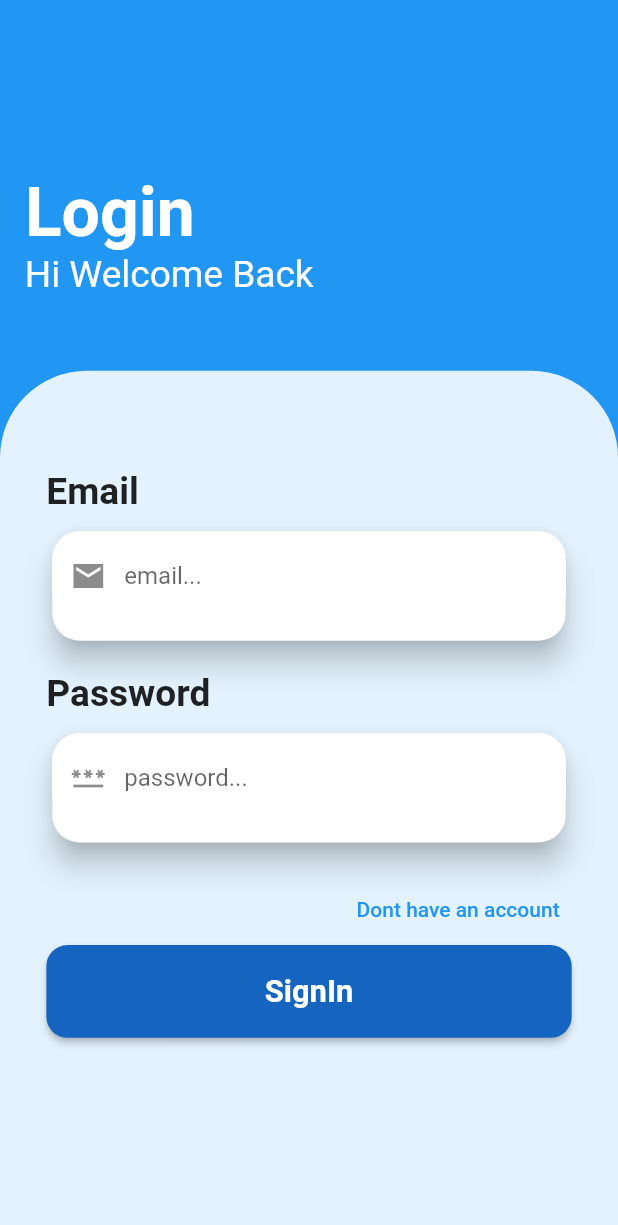
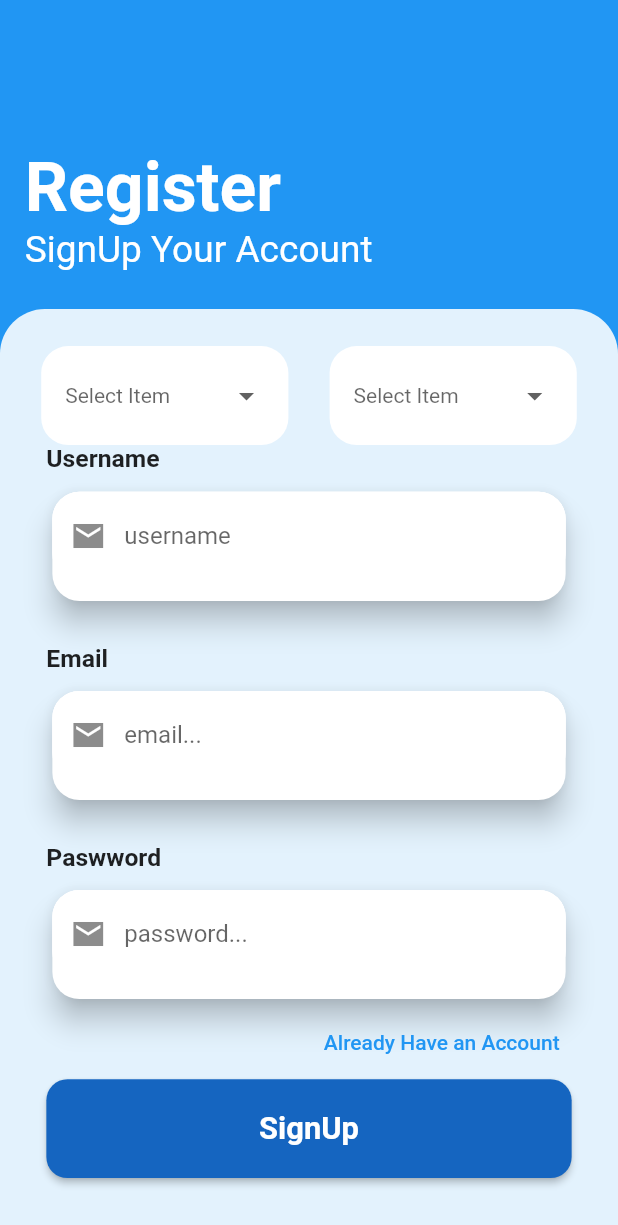
Before and after one commit to NgunganDev/Attedance-Beta, a Flutter app: the screen it shows after launch, after a tap on "Dont have an account", on a phone screen of 412 x 824 dp. Shown: the top 1225 px of the screen. Run offline on Flutter 3.47's test engine with Material 2 defaults, Android fonts, the phone set to English and light mode, and no system bars; drawn by our look-alikes of dropdown_button2; our stand-ins replace firebase_core, flutter_riverpod; accounts and stored records are empty.

Commit message:
new<feat>(unk)=>update

```diff
--- /dev/null
+++ b/lib/all_method/method_firebase.dart
@@ -0,0 +1,7 @@
+
+
+// import 'package:cloud_firestore/cloud_firestore.dart';
+
+class MethodFirebase {
+  // CollectionReference ref = Firebase
+}
--- a/lib/auth_page/login_page.dart
+++ b/lib/auth_page/login_page.dart
@@ -1,19 +1,24 @@
 import 'package:attedancebeta/color/color_const.dart';
+import 'package:attedancebeta/state/state_manage.dart';
 import 'package:attedancebeta/widget_control/button_control.dart';
 import 'package:attedancebeta/widget_control/form_control.dart';
 import 'package:flutter/material.dart';
+import 'package:flutter_riverpod/flutter_riverpod.dart';
 
-class LoginPage extends StatefulWidget {
+class LoginPage extends ConsumerStatefulWidget {
   const LoginPage({super.key});
 
   @override
-  State<LoginPage> createState() => _LoginPageState();
+  ConsumerState<LoginPage> createState() => _LoginPageState();
 }
 
-class _LoginPageState extends State<LoginPage> {
+class _LoginPageState extends ConsumerState<LoginPage> {
+    StateManage statemanage = StateManage();
   final _controlemail = TextEditingController();
+  final _controlpassword = TextEditingController();
   @override
   Widget build(BuildContext context) {
+    final watchit = ref.watch(statemanage.statepage);
     final size = MediaQuery.sizeOf(context);
     return SingleChildScrollView(
       child: Container(
@@ -120,7 +125,7 @@ class _LoginPageState extends State<LoginPage> {
                               widths: size.width * 0.85,
                               heights: size.height * 0.098,
                               hint: 'password...',
-                              controlit: _controlemail,
+                              controlit: _controlpassword,
                               icon: Icons.password_sharp),
                         ],
                       ),
@@ -132,11 +137,15 @@ class _LoginPageState extends State<LoginPage> {
                         child: Row(
                           mainAxisAlignment: MainAxisAlignment.end,
                           children: [
-                            TextButton(onPressed: (){
-
-                            }, child: const Text('Dont have an account', style: TextStyle(
-                              fontStyle: FontStyle.normal
-                            ),))
+                            TextButton(
+                                onPressed: () {
+                                  ref.read(stateauth.notifier).update((state) => 1);
+                                  print(watchit);
+                                },
+                                child: const Text(
+                                  'Dont have an account',
+                                  style: TextStyle(fontStyle: FontStyle.normal),
+                                ))
                           ],
                         ),
                       ),
@@ -145,8 +154,7 @@ class _LoginPageState extends State<LoginPage> {
                           colorbg: ColorUse.colorBf,
                           heights: size.height * 0.075,
                           text: 'SignIn',
-                          action: (){
-                          },
+                          action: () {},
                           size: size)
                     ],
                   ),
--- /dev/null
+++ b/lib/auth_page/register_page.dart
@@ -0,0 +1,275 @@
+import 'package:attedancebeta/color/color_const.dart';
+import 'package:attedancebeta/state/state_manage.dart';
+import 'package:attedancebeta/widget_control/button_control.dart';
+import 'package:dropdown_button2/dropdown_button2.dart';
+import 'package:flutter/material.dart';
+import 'package:flutter_riverpod/flutter_riverpod.dart';
+
+import '../widget_control/form_control.dart';
+
+class RegisterPage extends ConsumerStatefulWidget {
+  const RegisterPage({super.key});
+
+  @override
+  ConsumerState<RegisterPage> createState() => _RegisterPageState();
+}
+
+class _RegisterPageState extends ConsumerState<RegisterPage> {
+  final _controluser = TextEditingController();
+  final _controlemails = TextEditingController();
+  final _controlpasswords = TextEditingController();
+  final items = ['Admin', 'User'];
+  String? selectedValue;
+  @override
+  Widget build(BuildContext context) {
+    final size = MediaQuery.sizeOf(context);
+    return SingleChildScrollView(
+      child: Container(
+        width: size.width,
+        height: size.height,
+        color: ColorUse.mainBg,
+        child: Stack(
+          children: [
+            Positioned(
+              top: size.height * 0.03,
+              child: Container(
+                padding: EdgeInsets.symmetric(
+                    vertical: size.height * 0.04,
+                    horizontal: size.width * 0.04),
+                width: size.width,
+                height: size.height * 0.25,
+                child: SingleChildScrollView(
+                  child: Column(
+                    mainAxisAlignment: MainAxisAlignment.spaceEvenly,
+                    crossAxisAlignment: CrossAxisAlignment.start,
+                    children: [
+                      SizedBox(
+                        height: size.height * 0.05,
+                      ),
+                      Text(
+                        'Register',
+                        style: TextStyle(
+                            fontSize: size.height * 0.055,
+                            fontWeight: FontWeight.w600,
+                            color: ColorUse.colorText),
+                      ),
+                      Text(
+                        'SignUp Your Account',
+                        style: TextStyle(
+                            fontSize: size.height * 0.03,
+                            fontWeight: FontWeight.w400,
+                            color: ColorUse.colorText),
+                      )
+                    ],
+                  ),
+                ),
+              ),
+            ),
+            Column(
+              mainAxisAlignment: MainAxisAlignment.end,
+              children: [
+                Container(
+                  decoration: BoxDecoration(
+                      color: ColorUse.colorAf,
+                      borderRadius: BorderRadius.only(
+                          topLeft: Radius.circular(30),
+                          topRight: Radius.circular(30))),
+                  width: size.width,
+                  height: size.height * 0.75,
+                  child: Column(
+                    children: [
+                      SizedBox(
+                        height: size.height * 0.03,
+                      ),
+                      SizedBox(
+                        width: size.width,
+                        child: Row(
+                          mainAxisAlignment: MainAxisAlignment.spaceEvenly,
+                          children: [
+                            DropdownButtonHideUnderline(
+                              child: DropdownButton2<String>(
+                                isExpanded: true,
+                                hint: Text(
+                                  'Select Item',
+                                  style: TextStyle(
+                                    fontSize: 14,
+                                    color: Theme.of(context).hintColor,
+                                  ),
+                                ),
+                                items: items
+                                    .map((String item) =>
+                                        DropdownMenuItem<String>(
+                                          value: item,
+                                          child: Text(
+                                            item,
+                                            style: const TextStyle(
+                                              fontSize: 14,
+                                            ),
+                                          ),
+                                        ))
+                                    .toList(),
+                                value: selectedValue,
+                                onChanged: (String? value) {
+                                  setState(() {
+                                    selectedValue = value;
+                                  });
+                                },
+                                buttonStyleData: ButtonStyleData(
+                                  decoration: BoxDecoration(
+                                      borderRadius: BorderRadius.circular(18),
+                                      color: ColorUse.colorText),
+                                  padding: EdgeInsets.symmetric(horizontal: 16),
+                                  height: size.height * 0.08,
+                                  width: size.width * 0.4,
+                                  // elevation: 8
+                                ),
+                                menuItemStyleData: const MenuItemStyleData(
+                                  height: 40,
+                                ),
+                              ),
+                            ),
+                            DropdownButtonHideUnderline(
+                              child: DropdownButton2<String>(
+                                isExpanded: true,
+                                hint: Text(
+                                  'Select Item',
+                                  style: TextStyle(
+                                    fontSize: 14,
+                                    color: Theme.of(context).hintColor,
+                                  ),
+                                ),
+                                items: items
+                                    .map((String item) =>
+                                        DropdownMenuItem<String>(
+                                          value: item,
+                                          child: Text(
+                                            item,
+                                            style: const TextStyle(
+                                              fontSize: 14,
+                                            ),
+                                          ),
+                                        ))
+                                    .toList(),
+                                value: selectedValue,
+                                onChanged: (String? value) {
+                                  setState(() {
+                                    selectedValue = value;
+                                  });
+                                },
+                                buttonStyleData: ButtonStyleData(
+                                  decoration: BoxDecoration(
+                                      borderRadius: BorderRadius.circular(18),
+                                      color: ColorUse.colorText),
+                                  padding: EdgeInsets.symmetric(horizontal: 16),
+                                  height: size.height * 0.08,
+                                  width: size.width * 0.4,
+                                ),
+                                menuItemStyleData: const MenuItemStyleData(
+                                  height: 40,
+                                ),
+                              ),
+                            ),
+                          ],
+                        ),
+                      ),
+                      Column(
+                        crossAxisAlignment: CrossAxisAlignment.start,
+                        children: [
+                          Text(
+                            'Username',
+                            style: TextStyle(
+                                fontSize: size.height * 0.02,
+                                fontWeight: FontWeight.w600),
+                          ),
+                          SizedBox(
+                            height: size.height * 0.01,
+                          ),
+                          FormControl(
+                              colors: ColorUse.colorText,
+                              widths: size.width * 0.85,
+                              heights: size.height * 0.098,
+                              hint: 'username',
+                              controlit: _controluser,
+                              icon: Icons.email_sharp),
+                        ],
+                      ),
+                      SizedBox(
+                        height: size.height * 0.03,
+                      ),
+                      Column(
+                        crossAxisAlignment: CrossAxisAlignment.start,
+                        children: [
+                          Text(
+                            'Email',
+                            style: TextStyle(
+                                fontSize: size.height * 0.02,
+                                fontWeight: FontWeight.w600),
+                          ),
+                          SizedBox(
+                            height: size.height * 0.01,
+                          ),
+                          FormControl(
+                              colors: ColorUse.colorText,
+                              widths: size.width * 0.85,
+                              heights: size.height * 0.098,
+                              hint: 'email...',
+                              controlit: _controlemails,
+                              icon: Icons.email_sharp),
+                        ],
+                      ),
+                      SizedBox(
+                        height: size.height * 0.03,
+                      ),
+                      Column(
+                        crossAxisAlignment: CrossAxisAlignment.start,
+                        children: [
+                          Text(
+                            'Paswword',
+                            style: TextStyle(
+                                fontSize: size.height * 0.02,
+                                fontWeight: FontWeight.w600),
+                          ),
+                          SizedBox(
+                            height: size.height * 0.01,
+                          ),
+                          FormControl(
+                              colors: ColorUse.colorText,
+                              widths: size.width * 0.85,
+                              heights: size.height * 0.098,
+                              hint: 'password...',
+                              controlit: _controlpasswords,
+                              icon: Icons.email_sharp),
+                        ],
+                      ),
+                      SizedBox(
+                        width: size.width * 0.85,
+                        height: size.height * 0.06,
+                        child: Row(
+                          mainAxisAlignment: MainAxisAlignment.end,
+                          children: [
+                            TextButton(onPressed: (){
+                              ref.read(stateauth.notifier).update((state) => 0);
+                            }, child: Text('Already Have an Account'))
+                          ],
+                        ),
+                      ),
+                      ButtonControl(
+                          widths: size.width * 0.85,
+                          colorbg: ColorUse.colorBf,
+                          heights: size.height * 0.08,
+                          text: 'SignUp',
+                          action: (){
+
+                          },
+                          size: size)
+                    ],
+                  ),
+                ),
+              ],
+            ),
+          ],
+        ),
+      ),
+    );
+  }
+}
--- a/lib/main.dart
+++ b/lib/main.dart
@@ -1,6 +1,7 @@
 import 'package:attedancebeta/routed/routed.dart';
 import 'package:flutter/material.dart';
 import 'package:firebase_core/firebase_core.dart';
+import 'package:flutter_riverpod/flutter_riverpod.dart';
 import 'firebase_options.dart';
 
 void main() async {
@@ -8,14 +9,14 @@ void main() async {
   await Firebase.initializeApp(
     options: DefaultFirebaseOptions.currentPlatform,
 );
-  runApp(const MyApp());
+  runApp(const ProviderScope(child: MyApp()));
 }
 
-class MyApp extends StatelessWidget {
+class MyApp extends ConsumerWidget {
   const MyApp({super.key});
 
   @override
-  Widget build(BuildContext context) {
+  Widget build(BuildContext context, ref) {
     return
     MaterialApp(
       home: Routed(),
--- a/lib/routed/routed.dart
+++ b/lib/routed/routed.dart
@@ -1,27 +1,35 @@
 import 'package:attedancebeta/auth_page/login_page.dart';
+import 'package:attedancebeta/auth_page/register_page.dart';
+import 'package:attedancebeta/state/state_manage.dart';
 import 'package:flutter/material.dart';
+import 'package:flutter_riverpod/flutter_riverpod.dart';
 
-class Routed extends StatefulWidget {
+class Routed extends ConsumerStatefulWidget {
   const Routed({super.key});
 
   @override
-  State<Routed> createState() => _RoutedState();
+  ConsumerState<Routed> createState() => _RoutedState();
 }
 
-class _RoutedState extends State<Routed> {
-  int state = 0;
-  Widget routes(){
-    switch(state){
+class _RoutedState extends ConsumerState<Routed> {
+  // int state = 0;
+  Widget routes(int stateit){
+    print(stateit);
+    switch(stateit){
       case 0:
-      return LoginPage();
+      return const LoginPage();
+      case 1:
+      return const RegisterPage();
       default:
       return LoginPage();
     }
   }
+  StateManage statemanage = StateManage();
   @override
   Widget build(BuildContext context) {
+     final authpage = ref.watch(stateauth);
     return Scaffold(
-      body: routes(),
+      body: routes(authpage),
     );
   }
 }
--- /dev/null
+++ b/lib/state/state_manage.dart
@@ -0,0 +1,8 @@
+import 'package:flutter_riverpod/flutter_riverpod.dart';
+
+class StateManage {
+  StateProvider statepage = StateProvider<int>((ref) => 0);
+  StateProvider statetheme = StateProvider<bool>((ref) => false);
+}
+
+StateProvider stateauth = StateProvider<int>((ref) => 0);
```
